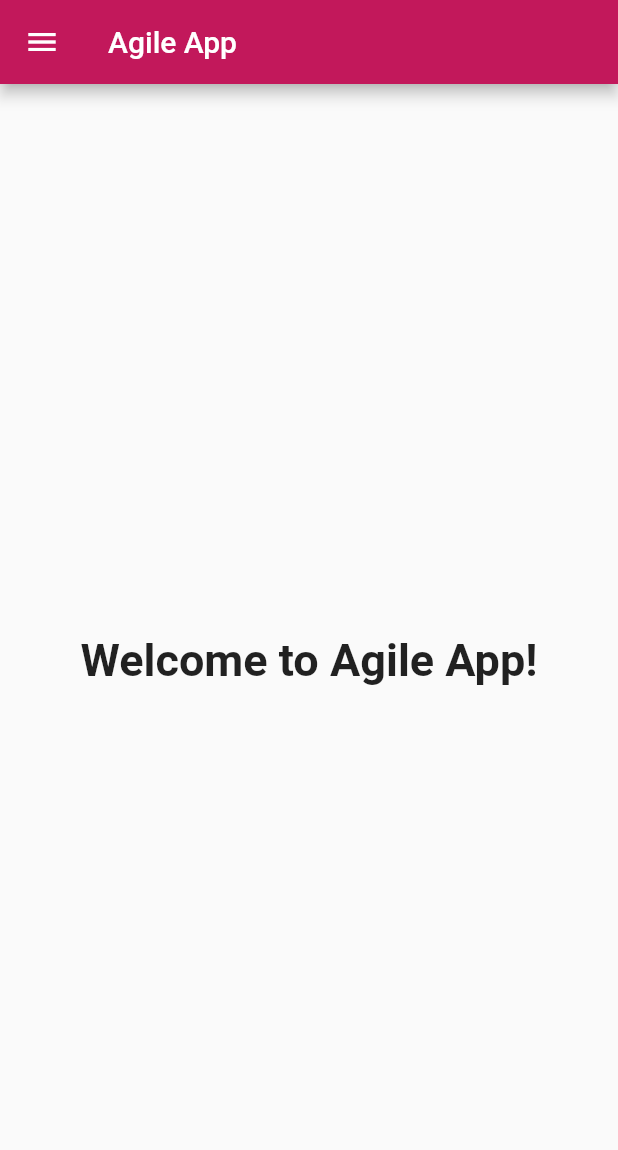
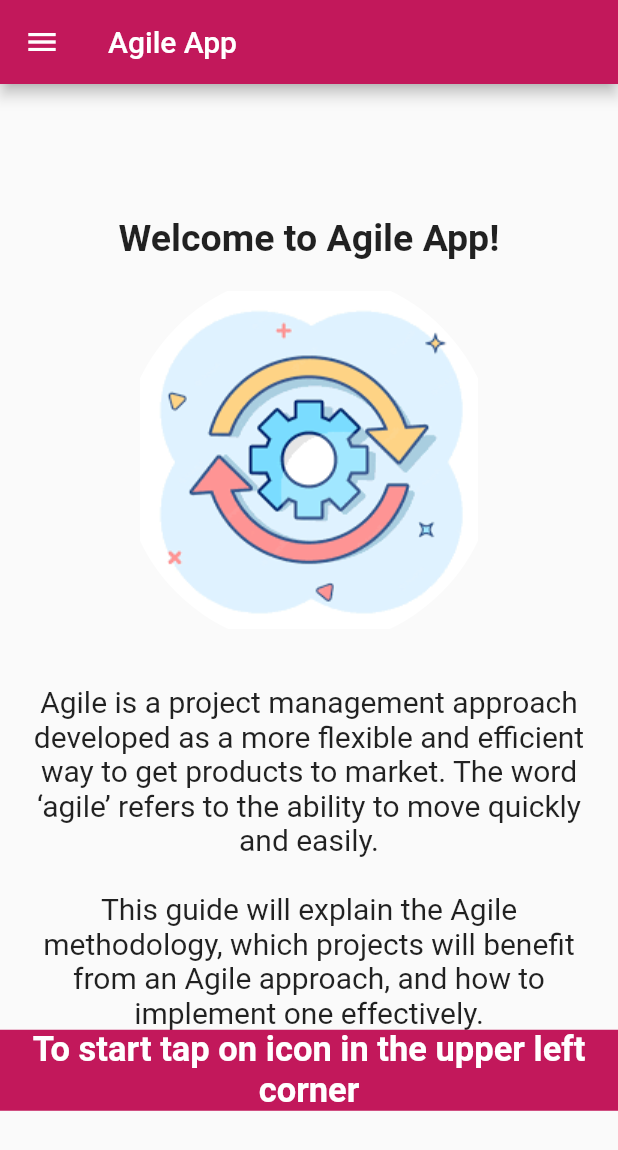
Before and after one commit to M-imo/drawer_example, a Flutter app: the screen it shows after launch, on a phone screen of 412 x 824 dp. Shown: the top 1150 px of the screen. Run offline on Flutter 3.47's test engine with Material 2 defaults, Android fonts, the phone set to English and light mode, and no system bars.

Commit message:
Landing - Done

```diff
--- a/lib/azure.dart
+++ b/lib/azure.dart
@@ -25,7 +25,7 @@ class AzurePage extends StatelessWidget {
                           "Additionally, Azure provides advanced security features, such as data encryption and identity and access management, to help ensure data is secure.\n" "\n"
                           "Sources:\n"
                           "ChatGTP. (2020). ChatGTP. Retrieved 15.01.2023 from https://www.chatgtp.com/."
-                          "", style: TextStyle(fontSize:25 , color: Colors.white)),
+                          "",   textAlign: TextAlign.center, style: TextStyle(fontSize:25 , color: Colors.white,)),
                 ),
               ),
             ],
--- a/lib/welcome.dart
+++ b/lib/welcome.dart
@@ -3,15 +3,40 @@ import 'package:flutter/material.dart';
 class WelcomePage extends StatelessWidget {
   @override
   Widget build(BuildContext context) {
-    return  Container(
-      child: Center(
-          child: SingleChildScrollView(
-            child: Column(
-              children: [
-                Text("Welcome to Agile App!", style: TextStyle(fontSize: 30, fontWeight: FontWeight.bold),),
-              ],
+    return Center(
+        child: SingleChildScrollView(
+      child: Column(
+        children:  [
+          Padding(
+            padding: const EdgeInsets.fromLTRB(8,5,8,8),
+            child: Text(
+              "Welcome to Agile App!",
+              style: TextStyle(fontSize: 25, fontWeight: FontWeight.bold),
             ),
-          )),
-    );
+          ),
+          Container(
+            margin: EdgeInsets.only(bottom: 10),
+            height: 250,
+            decoration: const BoxDecoration(
+              shape: BoxShape.circle,
+              image: DecorationImage(
+                image: AssetImage("assets/images/Arrow.jpeg"),
+              ),
+            ),
+          ),
+          Padding(
+            padding: const EdgeInsets.fromLTRB(8,15,8,0),
+            child: SafeArea(
+              child: Text(
+                "Agile is a project management approach developed as a more flexible and efficient way to get products to market. The word ‘agile’ refers to the ability to move quickly and easily."
+                     " \n"  " \n"
+                    "This guide will explain the Agile methodology, which projects will benefit from an Agile approach, "
+                    "and how to implement one effectively. "
+                , style: TextStyle(fontSize: 20),  textAlign: TextAlign.center,),
+            )),
+          Container(color: Colors.pink[700], child: Text("To start tap on icon in the upper left corner ", maxLines: 2,   textAlign: TextAlign.center, style: TextStyle( color: Colors.white, fontSize: 23, fontWeight: FontWeight.bold))),
+        ],
+      ),
+    ));
   }
 }
```
